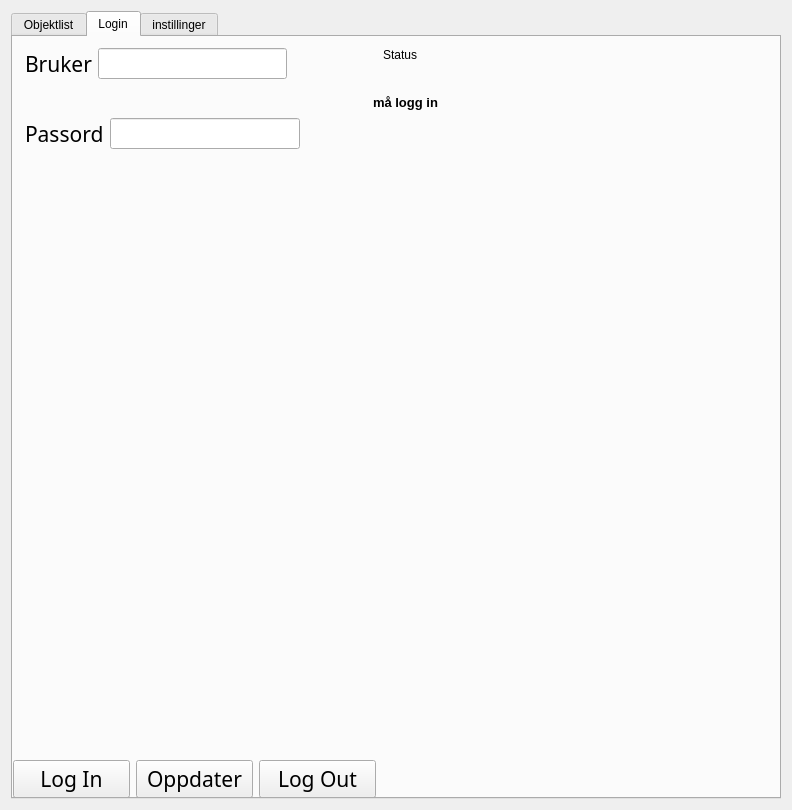
Above: nvdbskriv_beta.ui from JACCCostring/NVDBPlugin before the change. Below: the same form after it.
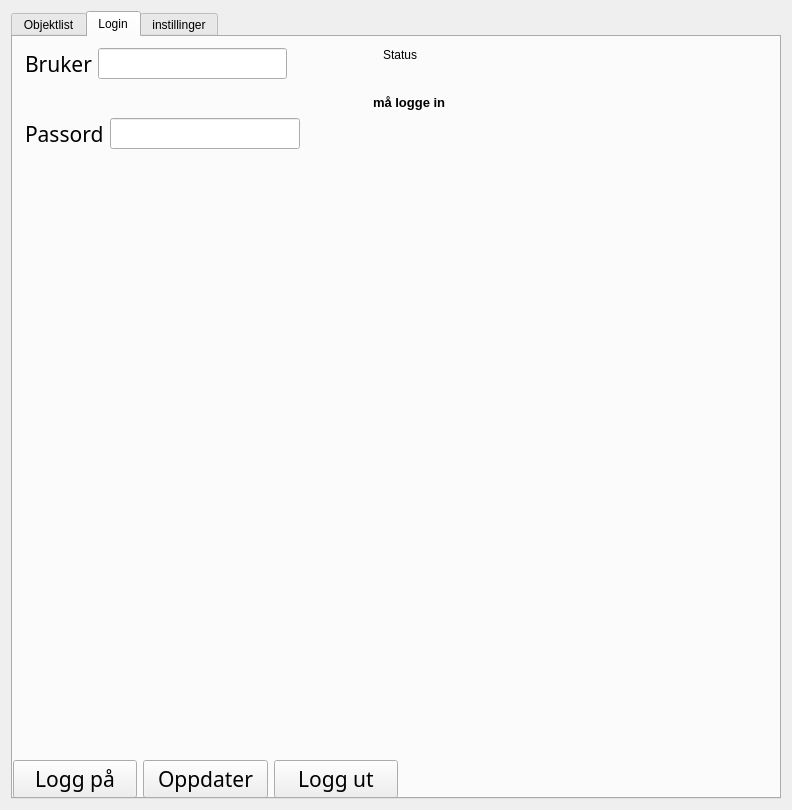
That is the form after the change. The open tabs and pages were chosen to show the change.

Diff of the .ui file:
```diff
--- a/nvdbskriv_beta.ui
+++ b/nvdbskriv_beta.ui
@@ -157,7 +157,7 @@
         </rect>
        </property>
        <property name="text">
-        <string>&lt;html&gt;&lt;head/&gt;&lt;body&gt;&lt;p&gt;&lt;span style=&quot; font-size:10pt; font-weight:600;&quot;&gt;må logg in&lt;/span&gt;&lt;/p&gt;&lt;/body&gt;&lt;/html&gt;</string>
+        <string>&lt;html&gt;&lt;head/&gt;&lt;body&gt;&lt;p&gt;&lt;span style=&quot; font-size:10pt; font-weight:600;&quot;&gt;må logge in&lt;/span&gt;&lt;/p&gt;&lt;/body&gt;&lt;/html&gt;</string>
        </property>
       </widget>
       <widget class="QLabel" name="loginMsg">
@@ -186,7 +186,7 @@
         <rect>
          <x>0</x>
          <y>720</y>
-         <width>363</width>
+         <width>385</width>
          <height>45</height>
         </rect>
        </property>
@@ -200,7 +200,7 @@
            </font>
           </property>
           <property name="text">
-           <string>Log In</string>
+           <string>Logg på</string>
           </property>
          </widget>
         </item>
@@ -226,7 +226,7 @@
            </font>
           </property>
           <property name="text">
-           <string>Log Out</string>
+           <string>Logg ut</string>
           </property>
          </widget>
         </item>
```
Left out of the diff: 2 changed lines with no effect on the pictures.
